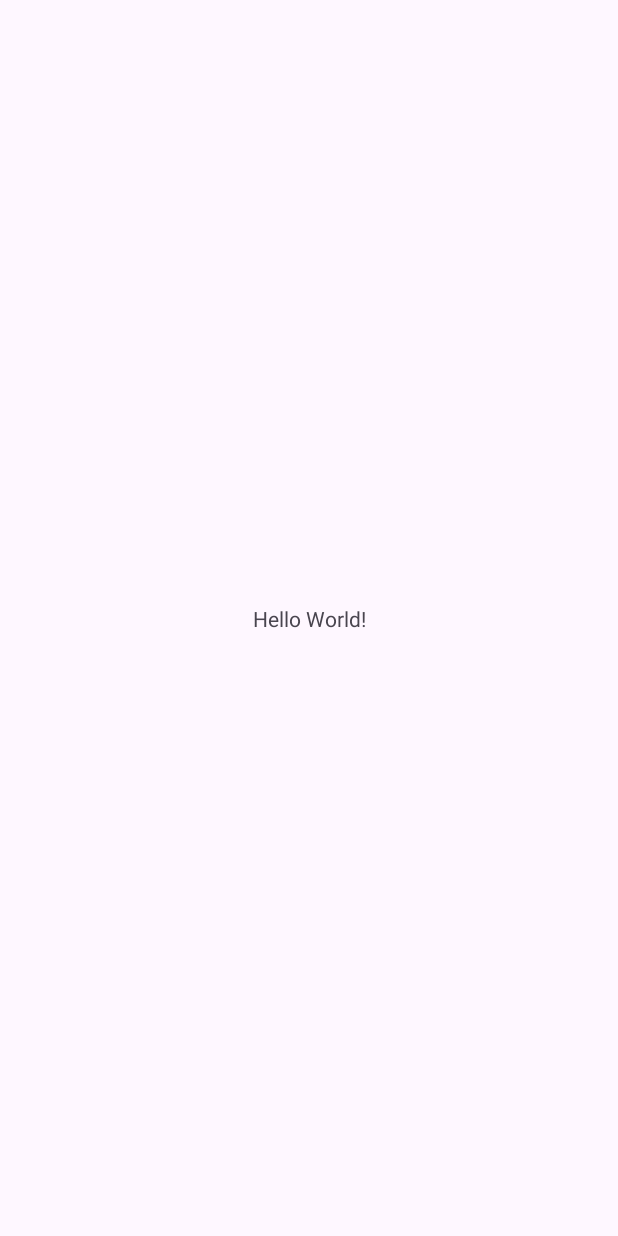
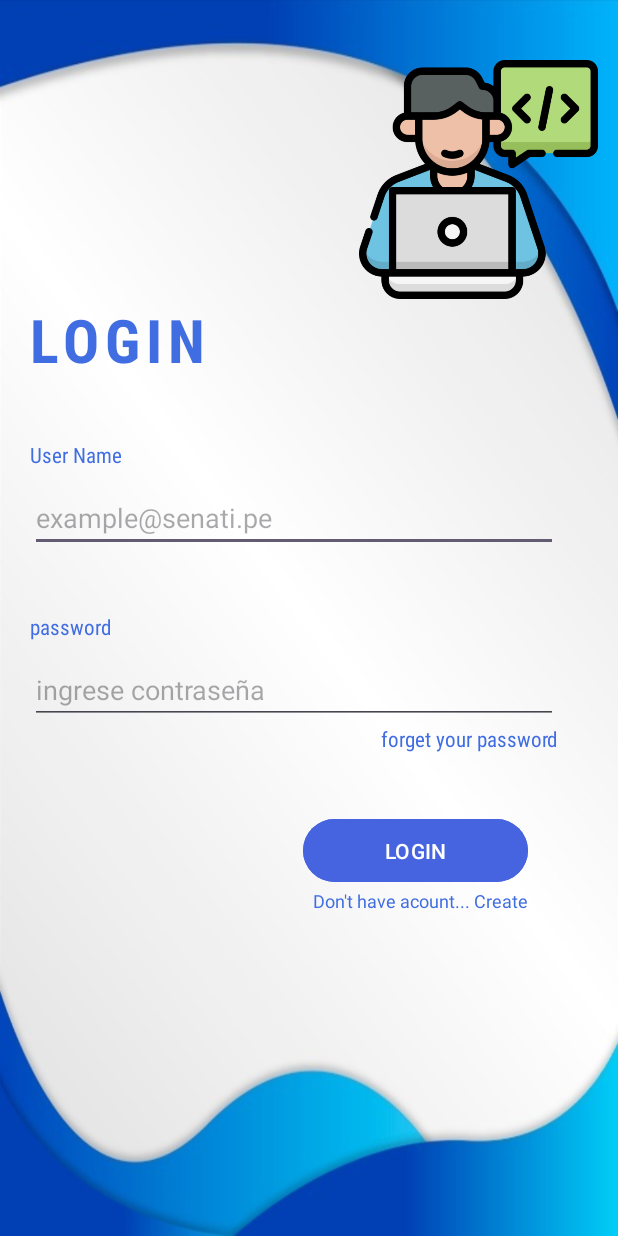
Before and after one commit to valeriaidk/AppMovilFireBase1546173, an Android app: the screen it shows after launch (MainActivity), on a phone screen of 412 x 824 dp. Before the commit the screen is almost empty. Run offline under Robolectric (Android 15) with nearby library versions, the phone set to English and light mode, and no system bars.

Commit message:
Avances 20/02

```diff
--- a/app/src/main/AndroidManifest.xml
+++ b/app/src/main/AndroidManifest.xml
@@ -13,6 +13,9 @@
         android:theme="@style/Theme.AppMovil1546173"
         tools:targetApi="31">
         <activity
+            android:name=".Register"
+            android:exported="false" />
+        <activity
             android:name=".MainActivity"
             android:exported="true">
             <intent-filter>
--- a/app/src/main/res/layout/activity_main.xml
+++ b/app/src/main/res/layout/activity_main.xml
@@ -1,19 +1,110 @@
 <?xml version="1.0" encoding="utf-8"?>
-<androidx.constraintlayout.widget.ConstraintLayout xmlns:android="http://schemas.android.com/apk/res/android"
+<LinearLayout xmlns:android="http://schemas.android.com/apk/res/android"
     xmlns:app="http://schemas.android.com/apk/res-auto"
     xmlns:tools="http://schemas.android.com/tools"
     android:id="@+id/main"
     android:layout_width="match_parent"
     android:layout_height="match_parent"
-    tools:context=".MainActivity">
+    tools:context=".MainActivity"
+    android:orientation="vertical"
+    android:background="@drawable/fondoazul">
+
+    <ImageView
+        android:layout_width="166dp"
+        android:layout_height="159dp"
+        android:layout_gravity="end"
+        android:layout_marginTop="40dp"
+        android:layout_marginEnd="10dp"
+        android:src="@drawable/icnoco"
+        />
+
 
     <TextView
+        android:layout_width="match_parent"
+        android:layout_height="wrap_content"
+        android:text="LOGIN"
+        android:textColor="#406DE1"
+        android:textSize="40sp"
+        android:layout_marginStart="20dp"
+        android:textStyle="bold"
+        android:shadowColor="@color/black"
+        android:fontFamily="sans-serif-condensed"
+        android:letterSpacing="0.1" />
+
+    <TextView
+        android:layout_width="match_parent"
+        android:layout_height="wrap_content"
+        android:text="User Name"
+        android:layout_marginStart="20dp"
+        android:layout_marginTop="40dp"
+        android:textColor="#406DE1"
+        android:fontFamily="sans-serif-condensed"
+        />
+
+        <EditText
+            android:id="@+id/txtEmailLogin"
+            android:layout_width="match_parent"
+            android:layout_height="wrap_content"
+            android:hint="example@senati.pe"
+            android:layout_marginTop="10dp"
+            android:layout_marginStart="20dp"
+            android:layout_marginEnd="40dp"/>
+
+        <TextView
+            android:layout_width="match_parent"
+            android:layout_height="wrap_content"
+            android:text="password"
+            android:layout_marginStart="20dp"
+            android:layout_marginTop="40dp"
+            android:textColor="#406DE1"
+            android:fontFamily="sans-serif-condensed"
+            />
+
+        <EditText
+            android:id="@+id/txtPassLogin"
+            android:layout_width="match_parent"
+            android:layout_height="wrap_content"
+            android:hint="ingrese contraseña"
+            android:layout_marginTop="10dp"
+            android:layout_marginStart="20dp"
+            android:layout_marginEnd="40dp"
+            android:inputType="numberPassword"/>
+
+        <TextView
+            android:layout_width="wrap_content"
+            android:layout_height="wrap_content"
+            android:text="forget your password"
+            android:layout_gravity="end"
+            android:layout_marginEnd="40dp"
+            android:textColor="#406DE1"
+            android:fontFamily="sans-serif-condensed"
+            />
+
+        <Button
+            android:id="@+id/btnLogin"
+            android:layout_width="150dp"
+            android:layout_height="50dp"
+            android:text="LOGIN"
+            android:backgroundTint="#4664E0"
+            android:layout_gravity="end"
+            android:layout_marginEnd="60dp"
+            android:layout_marginTop="40dp"/>
+
+    <TextView
+        android:id="@+id/lblRegistrate"
         android:layout_width="wrap_content"
         android:layout_height="wrap_content"
-        android:text="Hello World!"
-        app:layout_constraintBottom_toBottomOf="parent"
-        app:layout_constraintEnd_toEndOf="parent"
-        app:layout_constraintStart_toStartOf="parent"
-        app:layout_constraintTop_toTopOf="parent" />
+        android:text="Don't have acount... Create"
+        android:layout_gravity="end"
+        android:layout_marginEnd="60dp"
+        android:textColor="#406DE1"
+        android:textSize="12sp"
+        android:clickable="true"
+        />
 
-</androidx.constraintlayout.widget.ConstraintLayout>
+
+
+
+
+
+</LinearLayout>
```
Also changed, not shown: app/src/main/java/com/example/appmovil1546173/Register.java (added, +27 -0 lines), app/src/main/res/drawable/appinicio.xml (added, +10 -0 lines), app/src/main/res/layout/activity_register.xml (added, +136 -0 lines), app/src/main/res/drawable/dd.png (added), app/src/main/res/drawable/fondoazul.jpg (added), app/src/main/res/drawable/fondoo.jpg (added), app/src/main/res/drawable/icnoco.png (added), app/src/main/res/drawable/icono.jpg (added).
